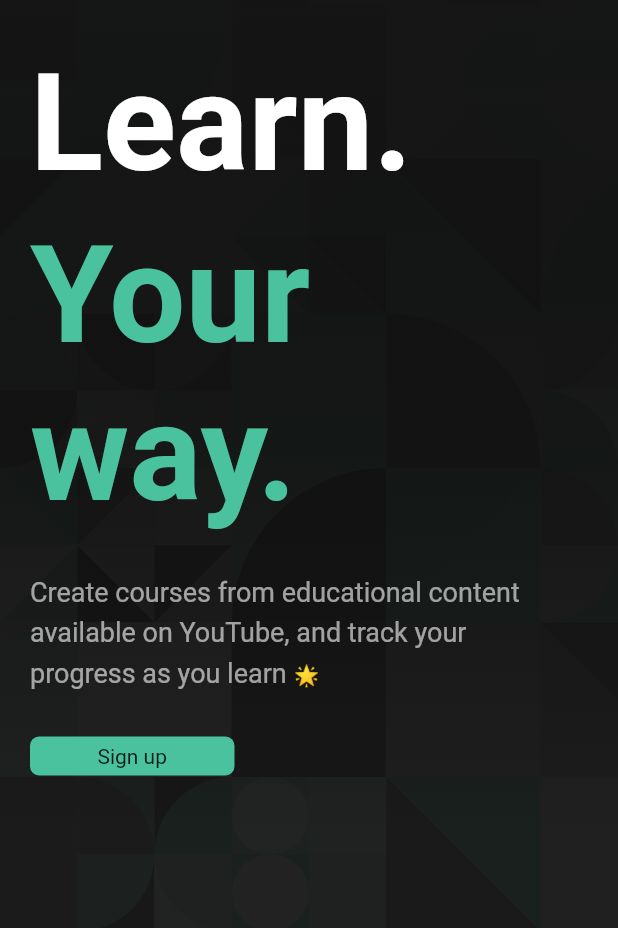
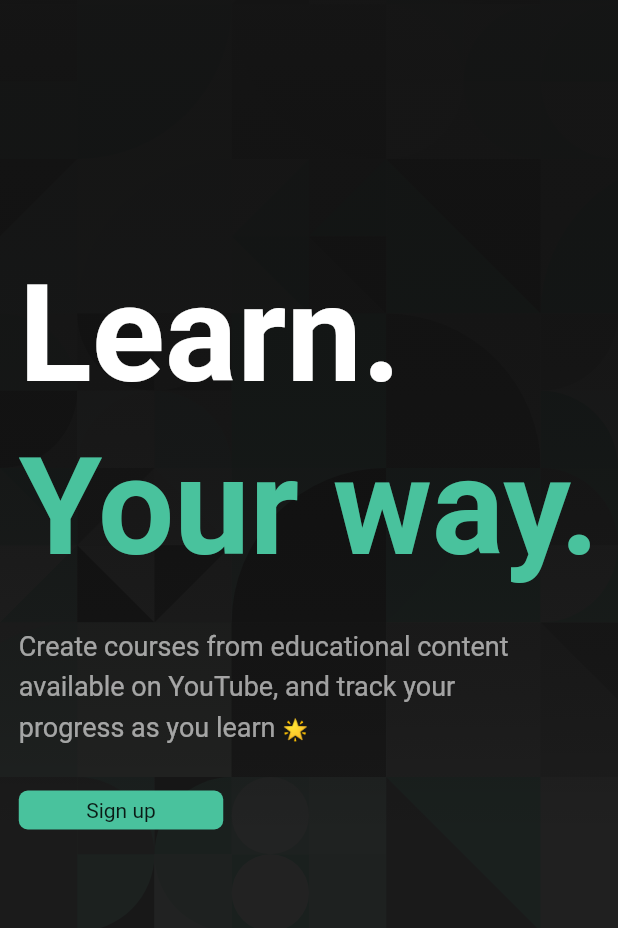
Before and after one commit to naefun/opencourse, a Flutter app: the screen it shows after launch, on a phone screen of 412 x 824 dp, the part 150-1078 px from its top. Run offline on Flutter 3.47's test engine with Material 2 defaults, Android fonts, the light colour scheme and no system bars; our stand-ins replace firebase_core, flutter_layout_grid, flutter_svg, google_fonts, percent_indicator, syncfusion_flutter_charts; accounts and stored records are empty.

Commit message:
center hero

```diff
--- a/lib/pages/landing.dart
+++ b/lib/pages/landing.dart
@@ -108,13 +108,16 @@ class _LandingPageState extends State<LandingPage> {
                 ))),
               ],
             ),
-            ListView(
-              padding: EdgeInsets.fromLTRB(0, 10, 0, 20),
-              children: [Container(
-                padding: const EdgeInsets.fromLTRB(20, 120, 20, 0),
-                child: Center(
+            Center(
+              child: ListView(
+                shrinkWrap: true,
+                children: [
+                  Center(
+                    child: Padding(
+                      padding: const EdgeInsets.fromLTRB(0, 30, 0, 30),
                       child: Column(
                       crossAxisAlignment: CrossAxisAlignment.start,
+                      mainAxisAlignment: MainAxisAlignment.center,
                       children: [
                         const Text(
                           "Learn.",
@@ -169,7 +172,9 @@ class _LandingPageState extends State<LandingPage> {
                       ],
                                   ),
                     ),
-              )],
+                  ),
+                ],
+              ),
             )
           ],
         ));
```
Lines whose indentation alone changed are shown as unchanged.
